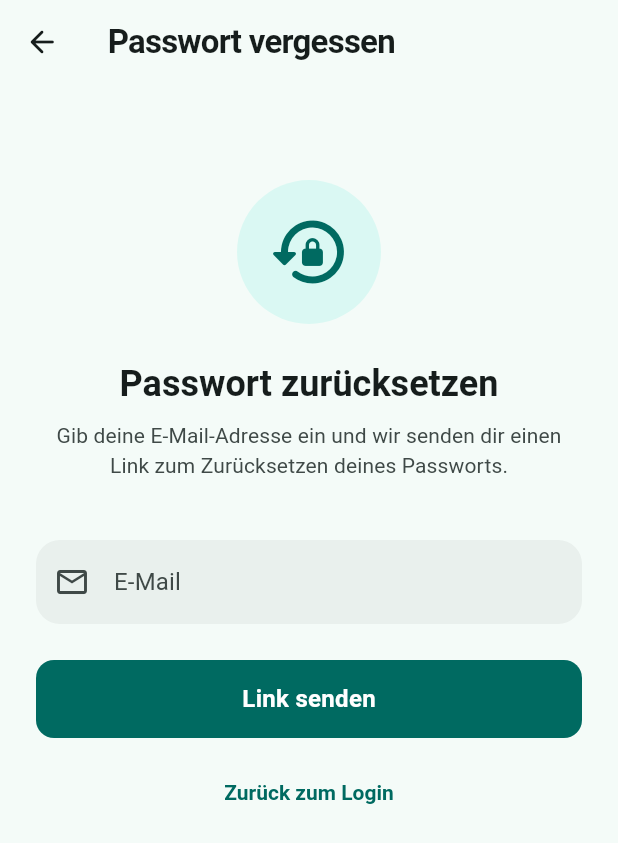
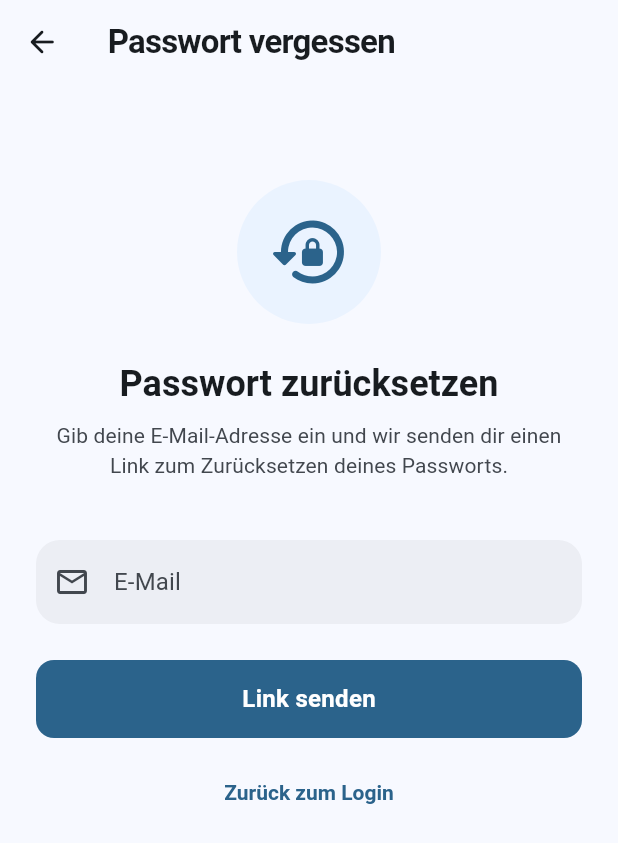
Before and after one commit to remris/foody, a Flutter app: the screen it shows after launch, after a tap on "Überspringen", after a tap on "Anmelden", after a tap on "Passwort vergessen?", on a phone screen of 412 x 824 dp. Shown: the top 843 px of the screen. Run offline on Flutter 3.47's test engine with Material 3 defaults, Android fonts, the phone set to English and light mode, and no system bars; our stand-ins replace confetti, connectivity_plus, dio, drift, firebase_core, firebase_messaging and 13 more; missing offline and left inert: google_mlkit_text_recognition, groq_sdk, mobile_scanner, purchases_flutter; accounts and stored records are empty; generated files the repository leaves out were written again.

Commit message:
design fixes

```diff
--- a/lib/core/constants/app_theme.dart
+++ b/lib/core/constants/app_theme.dart
@@ -5,7 +5,7 @@ class AppTheme {
   AppTheme._();
 
   /// Erzeugt das Light-Theme basierend auf dem gewählten Farbschema.
-  static ThemeData light([AppColorScheme scheme = AppColorScheme.teal]) {
+  static ThemeData light([AppColorScheme scheme = AppColorScheme.kokomi]) {
     final colorScheme = ColorScheme.fromSeed(
       seedColor: scheme.seedColor,
       secondary: scheme.accentColor,
@@ -16,7 +16,7 @@ class AppTheme {
   }
 
   /// Erzeugt das Dark-Theme basierend auf dem gewählten Farbschema.
-  static ThemeData dark([AppColorScheme scheme = AppColorScheme.teal]) {
+  static ThemeData dark([AppColorScheme scheme = AppColorScheme.kokomi]) {
     final colorScheme = ColorScheme.fromSeed(
       seedColor: scheme.seedColor,
       secondary: scheme.accentColor,
--- a/lib/core/constants/color_schemes.dart
+++ b/lib/core/constants/color_schemes.dart
@@ -2,6 +2,9 @@ import 'package:flutter/material.dart';
 
 /// Alle verfügbaren Farbschemata für die App.
 enum AppColorScheme {
+  // ── Kokomi Brand ─────────────────────────────────────────────────────
+  kokomi('Kokomi', Color(0xFF3D6B8F), Color(0xFF56B4A0), Icons.spa_outlined),
+
   // ── Neutral & Clean ──────────────────────────────────────────────────
   slate('Slate', Color(0xFF475569), Color(0xFF94A3B8), Icons.layers_outlined),
   charcoal('Charcoal', Color(0xFF374151), Color(0xFF6B7280), Icons.dark_mode_outlined),
@@ -13,7 +16,7 @@ enum AppColorScheme {
   // ── Cool ─────────────────────────────────────────────────────────────
   indigo('Indigo', Color(0xFF4338CA), Color(0xFF312E81), Icons.nights_stay_outlined),
   sky('Sky', Color(0xFF0284C7), Color(0xFF075985), Icons.water_outlined),
-  teal('Teal', Color(0xFF0D9488), Color(0xFF134E4A), Icons.spa_outlined),
+  teal('Teal', Color(0xFF0D9488), Color(0xFF134E4A), Icons.water_drop_outlined),
 
   // ── Pop ──────────────────────────────────────────────────────────────
   purple('Lila', Color(0xFF7C3AED), Color(0xFF4C1D95), Icons.auto_awesome_outlined),
--- a/lib/core/services/theme_provider.dart
+++ b/lib/core/services/theme_provider.dart
@@ -22,7 +22,7 @@ class ColorSchemeNotifier extends Notifier<AppColorScheme> {
   @override
   AppColorScheme build() {
     _loadFromPrefs();
-    return AppColorScheme.teal; // Default
+    return AppColorScheme.kokomi; // Default
   }
 
   Future<void> _loadFromPrefs() async {
@@ -31,7 +31,7 @@ class ColorSchemeNotifier extends Notifier<AppColorScheme> {
     if (saved != null) {
       final scheme = AppColorScheme.values.firstWhere(
         (s) => s.name == saved,
-        orElse: () => AppColorScheme.teal,
+        orElse: () => AppColorScheme.kokomi,
       );
       state = scheme;
     }
--- a/lib/features/auth/presentation/login_screen.dart
+++ b/lib/features/auth/presentation/login_screen.dart
@@ -56,16 +56,13 @@ class _LoginScreenState extends ConsumerState<LoginScreen> {
               crossAxisAlignment: CrossAxisAlignment.stretch,
               children: [
                 const SizedBox(height: 60),
-                Container(
-                  padding: const EdgeInsets.all(20),
-                  decoration: BoxDecoration(
-                    color: Theme.of(context).colorScheme.primaryContainer.withValues(alpha: 0.3),
-                    shape: BoxShape.circle,
-                  ),
-                  child: Icon(
-                    Icons.restaurant_rounded,
-                    size: 56,
-                    color: Theme.of(context).colorScheme.primary,
+                // Kokomi Logo
+                Center(
+                  child: Image.asset(
+                    'assets/icon/foody_icon2-Photoroom.png',
+                    width: 96,
+                    height: 96,
+                    fit: BoxFit.contain,
                   ),
                 ),
                 const SizedBox(height: 20),
--- a/lib/features/onboarding/presentation/onboarding_screen.dart
+++ b/lib/features/onboarding/presentation/onboarding_screen.dart
@@ -28,6 +28,7 @@ class _OnboardingScreenState extends State<OnboardingScreen>
           'Kokomi hilft dir, deinen Alltag in der Küche einfacher zu machen.',
       color: Color(0xFF3D6B8F),
       features: [],
+      showLogo: true,
     ),
     _OnboardingPage(
       emoji: '',
@@ -326,6 +327,7 @@ class _OnboardingPage {
   final String description;
   final Color color;
   final List<(String, String)> features;
+  final bool showLogo;
 
   const _OnboardingPage({
     required this.emoji,
@@ -334,6 +336,7 @@ class _OnboardingPage {
     required this.description,
     required this.color,
     required this.features,
+    this.showLogo = false,
   });
 }
 
@@ -355,7 +358,8 @@ class _PageContent extends StatelessWidget {
           // Fester Abstand von oben – Logo immer auf gleicher Höhe
           SizedBox(height: screenHeight * 0.12),
 
-          // Logo (alle Seiten)
+          // Logo (nur erste Seite)
+          if (page.showLogo)
             Image.asset(
               'assets/icon/foody_icon2-Photoroom.png',
               width: 110,
```
Lines whose indentation alone changed are shown as unchanged.
